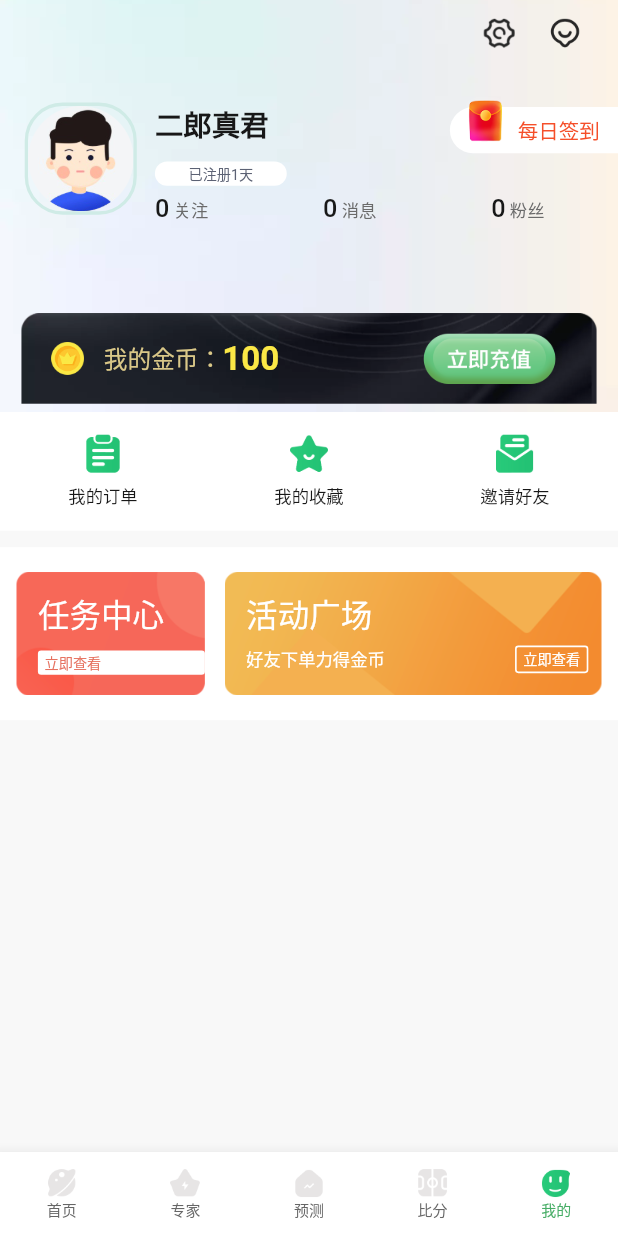
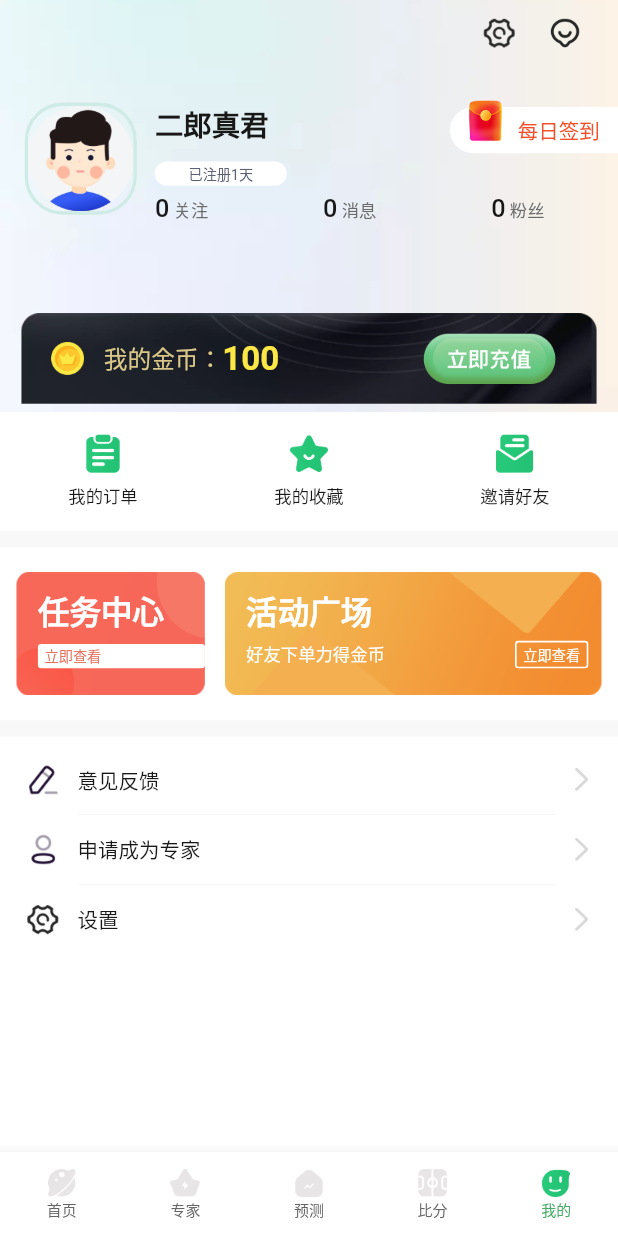
Before and after one commit to dingshaoshuai-dbchain/flutter_study, a Flutter app: the screen it shows after launch, swiped to page 5, on a phone screen of 412 x 824 dp. Run offline on Flutter 3.47's test engine with Material 2 defaults, Android fonts, the phone set to English and light mode, and no system bars; drawn by our look-alikes of oktoast; our stand-ins replace cached_network_image, dio, fluro, flutter_screenutil; missing offline and left inert: common_utils, flukit.

Commit message:
我的界面

```diff
--- a/lib/page/my/login/password_login_page.dart
+++ b/lib/page/my/login/password_login_page.dart
@@ -9,7 +9,7 @@ import '../../../global/length_config.dart';
 import '../../../res_app/app_colors.dart';
 import '../../../util/toast_util.dart';
 import '../../../widgets/gaps.dart';
-import '../../../widgets_app/AppButton.dart';
+import '../../../widgets_app/app_button.dart';
 import 'login_text_field_widget.dart';
 
 class PasswordLoginPage extends StatefulWidget {
--- a/lib/page/my/login/phone_login_page.dart
+++ b/lib/page/my/login/phone_login_page.dart
@@ -6,9 +6,9 @@ import 'package:youliao/res_app/app_colors.dart';
 import 'package:youliao/util_app/edit_check.dart';
 import 'package:youliao/widgets/basis/text_widget.dart';
 import 'package:youliao/widgets/gaps.dart';
-import 'package:youliao/widgets_app/AppButton.dart';
+import 'package:youliao/widgets_app/app_button.dart';
 
-import '../../../widgets_app/SmsCodeButton.dart';
+import '../../../widgets_app/sms_code_button.dart';
 import 'login_text_field_widget.dart';
 
 class PhoneLoginPage extends StatefulWidget {
--- a/lib/page/my/my_index_page.dart
+++ b/lib/page/my/my_index_page.dart
@@ -1,6 +1,7 @@
 import 'package:flutter/cupertino.dart';
 import 'package:flutter/material.dart';
 import 'package:flutter_screenutil/flutter_screenutil.dart';
+import 'package:youliao/page/my/widgets/menu_list_widget.dart';
 import 'package:youliao/res_app/app_colors.dart';
 import 'package:youliao/util/image_util.dart';
 import 'package:youliao/util/toast_util.dart';
@@ -19,13 +20,18 @@ class MyIndexPage extends StatefulWidget {
 }
 
 class _MyIndexPageState extends State<MyIndexPage> {
+  final Widget _menuListWidget = const MenuListWidget();
+
   Widget build(BuildContext context) {
     print("build - MyIndexPage");
-    return Column(children: [
+    return Container(
+      child: Column(children: [
         _buildTop(),
         _buildMenu(),
         _buildTaskCenter(),
-    ]);
+        Expanded(child: _buildMenuList()),
+      ]),
+    );
   }
 
   Widget _buildTop() {
@@ -331,10 +337,11 @@ class _MyIndexPageState extends State<MyIndexPage> {
                   TextWidget(
                     text: '任务中心',
                     textColor: Colors.white,
-                    marginTop: 12.h,
+                    marginTop: 10.h,
                     fontSize: 20.sp,
                     alignment: Alignment.centerLeft,
                     marginLeft: 13.w,
+                    fontWeight: FontWeight.w600,
                   ),
                   TextWidget(
                     text: '立即查看',
@@ -345,7 +352,7 @@ class _MyIndexPageState extends State<MyIndexPage> {
                     backgroundColor: Colors.white,
                     paddingVertical: 1.w,
                     paddingHorizontal: 4.w,
-                    marginTop: 8.w,
+                    marginTop: 6.w,
                     radius: 2.w,
                   )
                 ],
@@ -365,10 +372,11 @@ class _MyIndexPageState extends State<MyIndexPage> {
                   TextWidget(
                     text: '活动广场',
                     textColor: Colors.white,
-                    marginTop: 12.h,
+                    marginTop: 10.h,
                     fontSize: 20.sp,
                     alignment: Alignment.centerLeft,
                     marginLeft: 13.w,
+                    fontWeight: FontWeight.w600,
                   ),
                   Row(
                     children: [
@@ -377,7 +385,7 @@ class _MyIndexPageState extends State<MyIndexPage> {
                           text: '好友下单力得金币',
                           textColor: Colors.white,
                           fontSize: 11.sp,
-                          marginTop: 5.w,
+                          marginTop: 4.w,
                           marginLeft: 13.w,
                           alignment: Alignment.centerLeft,
                         ),
@@ -391,7 +399,7 @@ class _MyIndexPageState extends State<MyIndexPage> {
                         paddingVertical: 1.w,
                         borderSide: BorderSide(color: Colors.white, width: 1.w),
                         paddingHorizontal: 4.w,
-                        marginTop: 5.w,
+                        marginTop: 4.w,
                         radius: 2.w,
                         marginRight: 8.w,
                       )
@@ -405,4 +413,13 @@ class _MyIndexPageState extends State<MyIndexPage> {
       ),
     );
   }
+
+  Widget _buildMenuList() {
+    return ContainerWidget(
+      backgroundColor: Colors.white,
+      marginTop: 10.w,
+      paddingVertical: 5.w,
+      child: _menuListWidget,
+    );
   }
+}
--- /dev/null
+++ b/lib/page/my/widgets/menu_item_widget.dart
@@ -0,0 +1,47 @@
+import 'package:flutter/cupertino.dart';
+import 'package:flutter_screenutil/flutter_screenutil.dart';
+import 'package:youliao/res_app/app_colors.dart';
+import 'package:youliao/widgets/basis/container_widget.dart';
+import 'package:youliao/widgets/basis/image_widget.dart';
+import 'package:youliao/widgets/basis/text_widget.dart';
+
+class MenuItemWidget extends StatelessWidget {
+  const MenuItemWidget({super.key, this.url, this.text, this.onPressed});
+
+  final String? url;
+  final String? text;
+
+  final GestureTapCallback? onPressed;
+
+  @override
+  Widget build(BuildContext context) {
+    return ContainerWidget(
+      height: 42.w,
+      onPressed: onPressed,
+      child: Row(
+        children: [
+          ImageWidget(
+            url: url ?? '',
+            width: 20.w,
+            height: 20.w,
+            marginLeft: 16.w,
+          ),
+          Expanded(
+              child: TextWidget(
+            text: text ?? '',
+            textColor: AppColors.color_181818,
+            marginLeft: 11.w,
+            fontSize: 13.sp,
+            alignment: Alignment.centerLeft,
+          )),
+          ImageWidget(
+            url: 'common/ic_next_page',
+            width: 8.w,
+            height: 14.w,
+            marginRight: 18.w,
+          )
+        ],
+      ),
+    );
+  }
+}
--- /dev/null
+++ b/lib/page/my/widgets/menu_list_widget.dart
@@ -0,0 +1,47 @@
+import 'package:flutter/cupertino.dart';
+import 'package:flutter/material.dart';
+import 'package:flutter_screenutil/flutter_screenutil.dart';
+import 'package:youliao/page/my/widgets/menu_item_widget.dart';
+import 'package:youliao/util/log_utils.dart';
+import 'package:youliao/util/toast_util.dart';
+import 'package:youliao/widgets/basis/container_widget.dart';
+import 'package:youliao/widgets/gaps.dart';
+
+class MenuListWidget extends StatelessWidget {
+  const MenuListWidget({super.key});
+
+  @override
+  Widget build(BuildContext context) {
+    Log.d('build - MenuListWidget');
+    return ContainerWidget(
+      backgroundColor: Colors.white,
+      child: Column(
+        children: [
+          MenuItemWidget(
+            url: 'my/ic_feedback',
+            text: '意见反馈',
+            onPressed: (){
+              Toast.show('意见反馈');
+            },
+          ),
+          Gaps.hLine(indent: 48.w, endIndent: 38.w),
+          MenuItemWidget(
+            url: 'my/ic_person',
+            text: '申请成为专家',
+            onPressed: (){
+              Toast.show('申请成为专家');
+            },
+          ),
+          Gaps.hLine(indent: 48.w, endIndent: 38.w),
+          MenuItemWidget(
+            url: 'my/ic_settings',
+            text: '设置',
+            onPressed: (){
+              Toast.show('设置');
+            },
+          ),
+        ],
+      ),
+    );
+  }
+}
--- a/lib/widgets/gaps.dart
+++ b/lib/widgets/gaps.dart
@@ -31,7 +31,10 @@ class Gaps {
   static const Widget vGap32 = SizedBox(height: Dimens.gap_dp32);
   static const Widget vGap50 = SizedBox(height: Dimens.gap_dp50);
 
-  static const Widget line = Divider();
+  static Widget line = Divider(
+    indent: 48.w,
+    endIndent: 31.w,
+  );
 
   static const Widget vLine = SizedBox(
     width: 0.6,
@@ -41,6 +44,23 @@ class Gaps {
 
   static const Widget empty = SizedBox.shrink();
 
+  static Widget hLine({
+    double? indent,
+    double? endIndent,
+    Color? color,
+    // 线条的厚度
+    double? thickness = 0.5,
+    // 高度（间距）
+    double? height = 0.5,
+  }) =>
+      Divider(
+        indent: indent,
+        endIndent: endIndent,
+        color: color ?? const Color(0xFFF1F1F1),
+        thickness: thickness,
+        height: height,
+      );
+
   /// 补充一种空Widget实现 https://github.com/letsar/nil
   /// https://github.com/flutter/flutter/issues/78159
 }
```
Also changed, not shown: assets/images/common/ic_next_page.png (added), lib/widgets_app/app_button.dart (renamed from lib/widgets_app/AppButton.dart), lib/widgets_app/sms_code_button.dart (renamed from lib/widgets_app/SmsCodeButton.dart). Lines whose indentation alone changed are shown as unchanged.
